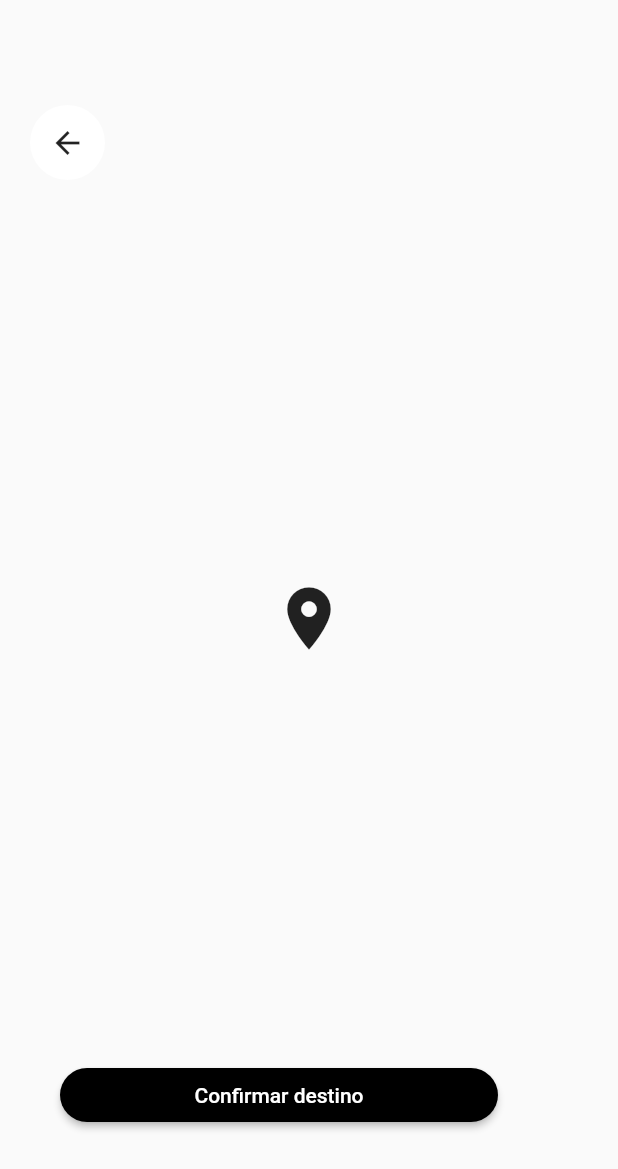
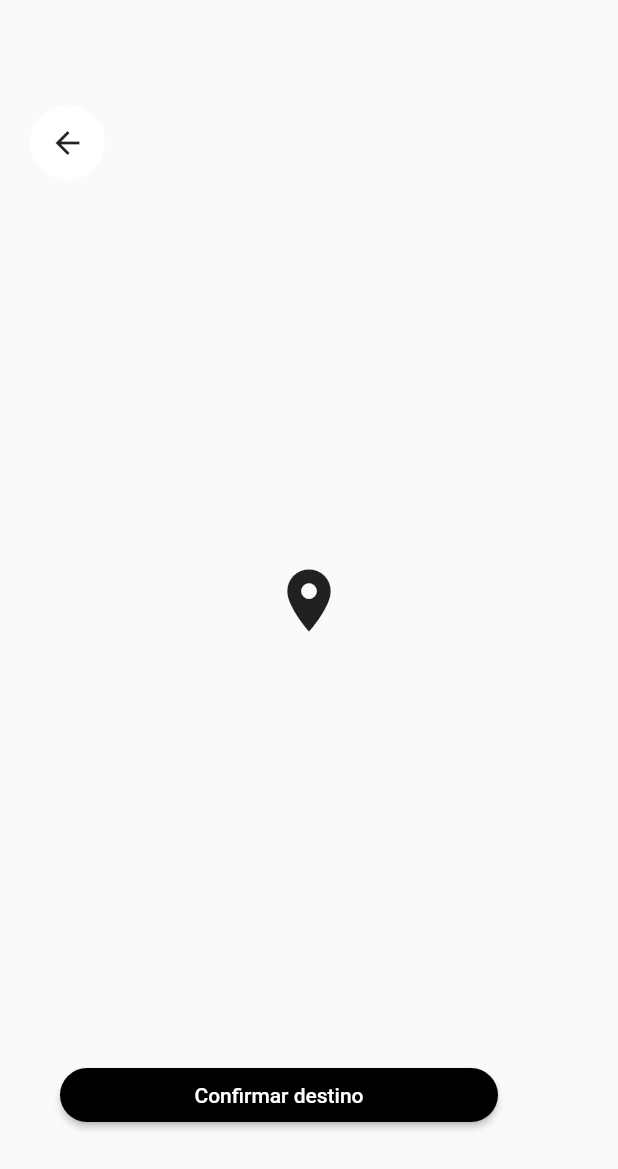
Before and after one commit to eliezerantonio/flutter-avancado, a Flutter app: the _BuildManualMarker widget shown alone on an empty page, opened directly, on a phone screen of 412 x 824 dp. Shown: the top 1169 px of the screen. Run offline on Flutter 3.47's test engine with Material 2 defaults, Android fonts, the phone set to English and light mode, and no system bars; our stand-ins replace bloc, cloud_firestore, firebase_auth, flutter_bloc, flutter_secure_storage, geolocator and 5 more; accounts and stored records are empty; statements that could not run were skipped.

Commit message:
ajustanto ponteiro de localizacao

```diff
--- a/maps_apps/lib/widgets/manual_marker.dart
+++ b/maps_apps/lib/widgets/manual_marker.dart
@@ -36,7 +36,15 @@ class _BuildManualMarker extends StatelessWidget {
           ),
         ),
 
-        Center(child: Icon(Icons.location_on, size: 50)),
+        Center(
+          child: Transform.translate(
+            offset: Offset(0, -12),
+            child: Icon(
+              Icons.location_on,
+              size: 50,
+            ),
+          ),
+        ),
 
         //botao confirmar destino
         Positioned(
```
